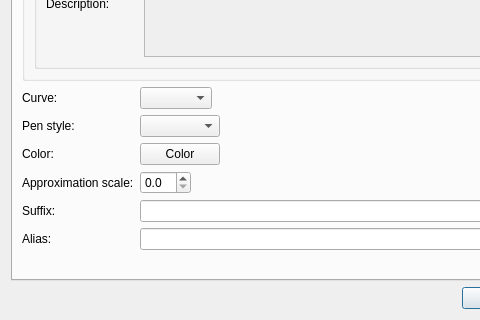
First picture: the form in src/libs/vtools/dialogs/tools/dialoggraduatedcurve.ui, repository dismine/valentina, before the edit; both pictures show x 0 to 480 and y 398 to 718 of the 725 by 718 pixel window.
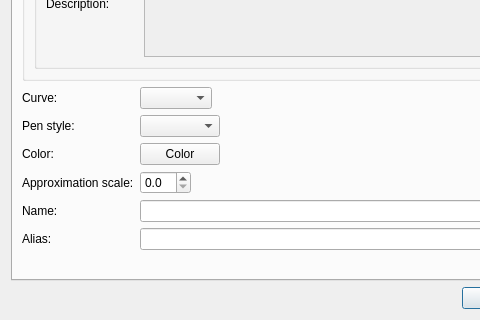
Second picture: the form after the edit. Icons and pictures are not drawn. Custom widgets are drawn as their Qt base class.

```diff
--- a/src/libs/vtools/dialogs/tools/dialoggraduatedcurve.ui
+++ b/src/libs/vtools/dialogs/tools/dialoggraduatedcurve.ui
@@ -469,7 +469,7 @@
          <item row="4" column="0">
           <widget class="QLabel" name="labelSuffix">
            <property name="text">
-            <string>Suffix:</string>
+            <string>Name:</string>
            </property>
           </widget>
          </item>
```
Left out of the diff: 4 changed lines with no effect on the pictures.
